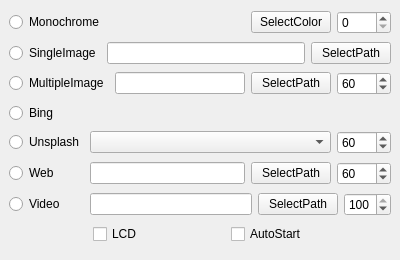
Qt form YhcaoWallpaperEngine/mainwindow.ui (CAOJINGYOU/YhcaoWallpaperEngine) before a commit.
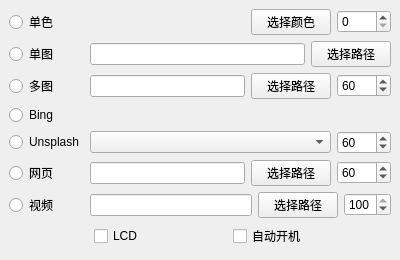
The same form after that commit. Icons and pictures are not drawn.

The edit to the form file:
```diff
--- a/YhcaoWallpaperEngine/mainwindow.ui
+++ b/YhcaoWallpaperEngine/mainwindow.ui
@@ -36,7 +36,7 @@
          </size>
         </property>
         <property name="text">
-         <string>SingleImage</string>
+         <string>单图</string>
         </property>
        </widget>
       </item>
@@ -50,7 +50,7 @@
       <item>
        <widget class="QPushButton" name="pushButtonSingleImage">
         <property name="text">
-         <string>SelectPath</string>
+         <string>选择路径</string>
         </property>
        </widget>
       </item>
@@ -73,7 +73,7 @@
          </size>
         </property>
         <property name="text">
-         <string>MultipleImage</string>
+         <string>多图</string>
         </property>
        </widget>
       </item>
@@ -87,7 +87,7 @@
       <item>
        <widget class="QPushButton" name="pushButtonMultipleImage">
         <property name="text">
-         <string>SelectPath</string>
+         <string>选择路径</string>
         </property>
        </widget>
       </item>
@@ -146,7 +146,7 @@
          </size>
         </property>
         <property name="text">
-         <string>Web</string>
+         <string>网页</string>
         </property>
        </widget>
       </item>
@@ -156,7 +156,7 @@
       <item>
        <widget class="QPushButton" name="pushButtonWeb">
         <property name="text">
-         <string>SelectPath</string>
+         <string>选择路径</string>
         </property>
        </widget>
       </item>
@@ -237,7 +237,7 @@
          </size>
         </property>
         <property name="text">
-         <string>Monochrome</string>
+         <string>单色</string>
         </property>
        </widget>
       </item>
@@ -260,7 +260,7 @@
       <item>
        <widget class="QPushButton" name="pushButtonMonochrome">
         <property name="text">
-         <string>SelectColor</string>
+         <string>选择颜色</string>
         </property>
        </widget>
       </item>
@@ -290,7 +290,7 @@
          </size>
         </property>
         <property name="text">
-         <string>Video</string>
+         <string>视频</string>
         </property>
        </widget>
       </item>
@@ -304,7 +304,7 @@
       <item>
        <widget class="QPushButton" name="pushButtonVideo">
         <property name="text">
-         <string>SelectPath</string>
+         <string>选择路径</string>
         </property>
        </widget>
       </item>
@@ -361,7 +361,7 @@
       <item>
        <widget class="QCheckBox" name="checkBoxAutoStart">
         <property name="text">
-         <string>AutoStart</string>
+         <string>自动开机</string>
         </property>
        </widget>
       </item>
```
